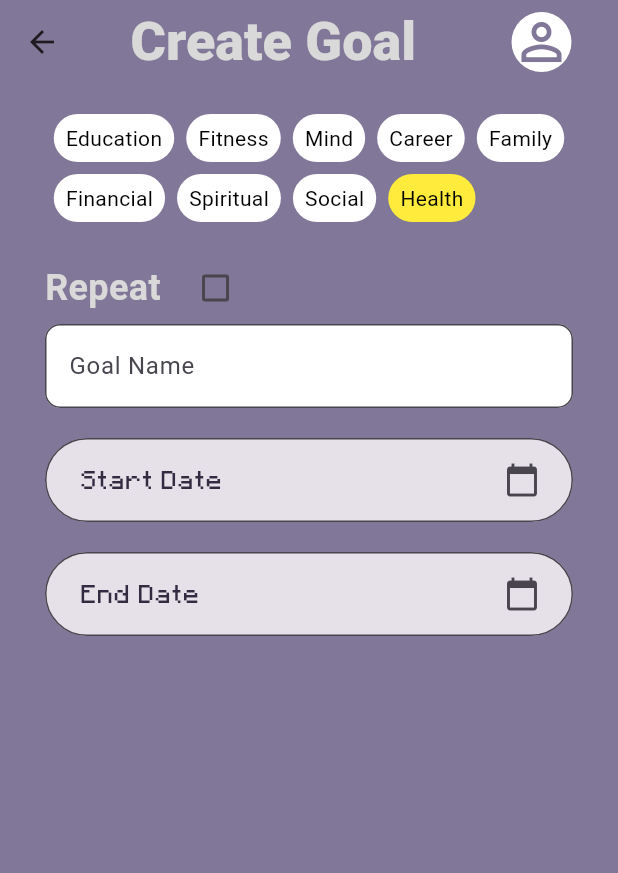
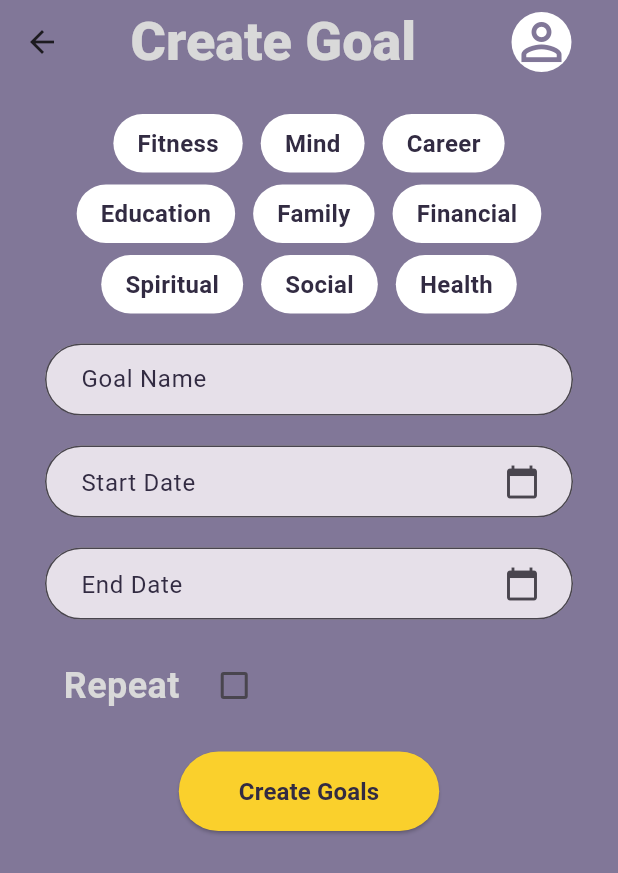
Before and after one commit to DanWernerUT/GitGud, a Flutter app: the CreateGoalPage screen opened directly, on a phone screen of 412 x 824 dp. Shown: the top 873 px of the screen. Run offline on Flutter 3.47's test engine with Material 3 defaults, Android fonts, the phone set to English and light mode, and no system bars; drawn by our look-alikes of date_field; our stand-ins replace flutter_svg, sqflite; accounts and stored records are empty; Roboto replaces fonts that are missing (Raleway-Bold, Raleway-ExtraBold).

Commit message:
Got goals and create goal pages somewhat working, they just need database implementation now

```diff
--- a/hive_goals_flutter/lib/main.dart
+++ b/hive_goals_flutter/lib/main.dart
@@ -1,10 +1,11 @@
 import 'package:flutter/material.dart';
 import 'package:hive_goals_flutter/res/hive_colors.dart';
-// import 'package:hive_goals_flutter/pages/splash.dart';
 import 'package:hive_goals_flutter/pages/home.dart';
 import 'package:hive_goals_flutter/pages/goals.dart';
 import 'package:hive_goals_flutter/widgets/bottom_nav.dart';
 import 'package:hive_goals_flutter/pages/create_goal.dart';
+import 'package:hive_goals_flutter/services/app_state.dart';
+
 void main() {
   WidgetsFlutterBinding.ensureInitialized();
   runApp(const HiveGoals());
@@ -14,10 +15,11 @@
   const HiveGoals({super.key});
 
   @override
-  _HiveGoalsState createState() => _HiveGoalsState();
+  State<HiveGoals> createState() => _HiveGoalsState();
 }
 
 class _HiveGoalsState extends State<HiveGoals> {
+
   int _selectedIndex = 0;  // Default selected index is 0 (home page)
 
   // Define a method to change screen based on the selected index
@@ -27,26 +29,37 @@
     });
   }
 
-  // Method to build screens based on selected tab index
+  @override
+  void initState() {
+    super.initState();
+    AppState().changeTabCallback = _onTabTapped;
+  }
+
+
   Widget _buildScreenForIndex(int index) {
     switch (index) {
       case 0:
-        return Center(child: Text('Connections Page'));
+        return const Center(child: Text('Connections Page'));
       case 1:
-        return Center(child: Text('Messages Page'));
+        return const Center(child: Text('Messages Page'));
       case 2:
-        return Center(child: Text('Create Goal Screen'));
+        return const Center(child: Text('Create Goal Screen'));
+      case 3:
+        // Calendar menu itself
+        return const Center(child: Text('Calendar Menu'));
       case 4:
-        return Center(child: Text('View Calendar'));
+        return const Center(child: Text('View Calendar'));
       case 5:
-        return Center(child: Text('Create Event'));
+        return const Center(child: Text('Create Event'));
+      case 6:
+        // Goals menu itself
+        return const Center(child: Text('Goals Menu'));
       case 7:
-        return CreateGoalPage();
-        // return Center(child: Text('Create Goal'));
+        return const CreateGoalPage();
       case 8:
-        return UserGoalPage();
+        return const UserGoalPage();
       default:
-        return MyHomePage(title: 'Hive Goals Home');
+        return const MyHomePage(title: 'Hive Goals Home');
     }
   }
 
@@ -68,14 +81,8 @@
       },
       home: Builder(
         builder: (context) {
-          // Using Builder to get the correct context for MediaQuery
           return Scaffold(
             backgroundColor: HiveColors.background,
-            // appBar: AppBar(
-            //   backgroundColor: HiveColors.platinum,
-            //   title: Text('Hive Goals'),
-            // ),
-            // The body now fills the entire space beneath the AppBar
             body: Stack(
               children: [
                 // Your page content
@@ -93,8 +100,6 @@
                 ),
               ],
             ),
-            // Remove the bottomNavigationBar property from Scaffold
-            // bottomNavigationBar: null,
           );
         }
       ),
--- a/hive_goals_flutter/lib/pages/create_goal.dart
+++ b/hive_goals_flutter/lib/pages/create_goal.dart
@@ -4,6 +4,7 @@ import 'package:hive_goals_flutter/widgets/top_nav.dart';
 import 'package:hive_goals_flutter/res/hive_colors.dart';
 import 'package:hive_goals_flutter/res/hive_style.dart';
 import 'package:date_field/date_field.dart';
+import 'package:hive_goals_flutter/services/app_state.dart';
 
 class CreateGoalPage extends StatefulWidget {
   const CreateGoalPage({super.key});
@@ -19,6 +20,7 @@ class CreateGoalPageState extends State<CreateGoalPage> {
   bool monthly = false;
   bool custom = false;
   DateTime? selectedStartDate;
+  Set<String> selectedCategories = {}; // Default selected category
 
   @override
   Widget build(BuildContext context) {
@@ -27,66 +29,40 @@ class CreateGoalPageState extends State<CreateGoalPage> {
       backgroundColor: HiveColors.background,
       appBar: TopAppBar(title: "Create Goal"),
       body: SingleChildScrollView(
+        child: Padding(
           padding: const EdgeInsets.symmetric(horizontal: 30, vertical: 20),
-
           child: Column(
-          crossAxisAlignment: CrossAxisAlignment.start,
+            crossAxisAlignment: CrossAxisAlignment.center,
             children: [
-            SizedBox (
+              SizedBox(
                 width: contentWidth,
-              child:Column(
-                children: [
-                  Wrap(
-                    spacing: 8.0,
+                child: Wrap(
+                  alignment: WrapAlignment.center,
+                  spacing: 12.0,
                   runSpacing: 8.0,
                   children: [
-                      goalCategory("Education"),
                     goalCategory("Fitness"),
                     goalCategory("Mind"),
                     goalCategory("Career"),
+                    goalCategory("Education"),
                     goalCategory("Family"),
                     goalCategory("Financial"),
                     goalCategory("Spiritual"),
                     goalCategory("Social"),
-                      goalCategory("Health", isSelected: true),
-                    ],
-                  ),
+                    goalCategory("Health"),
                   ],
                 ),
               ),
               SizedBox(height: 20),
-            Row(
-              children: [
-                HiveText.boldBody("Repeat  "),
-                _checkbox("", repeat, (bool? newValue) { setState(() { repeat = newValue!; if (!repeat) { daily = false; weekly = false; monthly = false; custom = false; } }); }),
-              ],
-            ),
-            if(repeat) ...[
-              Column(
-                children: [
-                  Row(
-                    children: [
-                      _checkbox("Daily", daily, (bool? newValue) { setState(() { daily = newValue!; if (daily) { weekly = false; monthly = false; custom = false; } }); }),
-                      SizedBox(width: 25),
-                      _checkbox("Weekly", weekly, (bool? newValue) { setState(() { weekly = newValue!; if (weekly) { daily = false; monthly = false; custom = false; } }); }),
-                    ],
-                  ),
-                  Row(
-                    children: [
-                      _checkbox("Monthly", monthly, (bool? newValue) { setState(() { monthly = newValue!; if (monthly) { daily = false; weekly = false; custom = false; } }); }),
-                      _checkbox("Custom", custom, (bool? newValue) { setState(() { custom = newValue!; if (custom) { daily = false; weekly = false; monthly = false; } }); }),
-                    ],
-                  ),
-                ],
-              ),
-            ],
               TextField(
                 decoration: InputDecoration(
+                  hintStyle: HiveStyle.lightBody.copyWith(color: HiveColors.darkPurple),
+                  filled: true,
+                  contentPadding: EdgeInsets.symmetric(horizontal: 20),
                   hintText: "Goal Name",
-                filled: true,
-                fillColor: Colors.white,
+                  alignLabelWithHint: true,
                   border: OutlineInputBorder(
-                  borderRadius: BorderRadius.circular(10),
+                    borderRadius: BorderRadius.circular(100),
                   ),
                 ),
               ),
@@ -96,9 +72,8 @@ class CreateGoalPageState extends State<CreateGoalPage> {
                   hintText: "Start Date",
                   hintStyle: HiveStyle.lightBody.copyWith(color: HiveColors.darkPurple),
                   filled: true,
-                contentPadding: EdgeInsets.symmetric(vertical: 16, horizontal: 20),
+                  contentPadding: EdgeInsets.symmetric(horizontal: 20),
                   suffixIcon: Padding(padding: EdgeInsets.only(right: 20), child: Icon(Icons.calendar_today)),
-                alignLabelWithHint: true,
                   border: OutlineInputBorder(
                     borderRadius: BorderRadius.circular(100),
                   ),
@@ -113,9 +88,8 @@ class CreateGoalPageState extends State<CreateGoalPage> {
                   hintText: "End Date",
                   hintStyle: HiveStyle.lightBody.copyWith(color: HiveColors.darkPurple),
                   filled: true,
-                contentPadding: EdgeInsets.symmetric(vertical: 16, horizontal: 20),
+                  contentPadding: EdgeInsets.symmetric(horizontal: 20),
                   suffixIcon: Padding(padding: EdgeInsets.only(right: 20), child: Icon(Icons.calendar_today)),
-                alignLabelWithHint: true,
                   border: OutlineInputBorder(
                     borderRadius: BorderRadius.circular(100),
                   ),
@@ -124,139 +98,122 @@ class CreateGoalPageState extends State<CreateGoalPage> {
                   selectedStartDate = value;
                 },
               ),
+              SizedBox(height: 20),
+              Row(
+                children: [
+                  HiveText.boldBody("  Repeat  "),
+                  _checkbox("", repeat, (bool? newValue) {
+                    setState(() {
+                      repeat = newValue!;
+                      if (!repeat) { daily = false; weekly = false; monthly = false; custom = false; }
+                    });
+                  }),
                 ],
               ),
-      )
+              if (repeat)
+                Column(
+                  children: [
+                    Row(
+                      mainAxisAlignment: MainAxisAlignment.spaceBetween,
+                      children: [
+                        Expanded(child: _checkbox("Daily", daily, (bool? newValue) {
+                          setState(() {
+                            daily = newValue!;
+                            if (daily) { weekly = false; monthly = false; custom = false; }
+                          });
+                        })),
+                        SizedBox(width: 20), // Adds space between checkboxes
+                        Expanded(child: _checkbox("Weekly", weekly, (bool? newValue) {
+                          setState(() {
+                            weekly = newValue!;
+                            if (weekly) { daily = false; monthly = false; custom = false; }
+                          });
+                        })),
+                      ],
+                    ),
+                    SizedBox(height: 10), // Space between rows
+                    Row(
+                      mainAxisAlignment: MainAxisAlignment.spaceBetween,
+                      children: [
+                        Expanded(child: _checkbox("Monthly", monthly, (bool? newValue) {
+                          setState(() {
+                            monthly = newValue!;
+                            if (monthly) { daily = false; weekly = false; custom = false; }
+                          });
+                        })),
+                        SizedBox(width: 20), // Adds space between checkboxes
+                        Expanded(child: _checkbox("Custom", custom, (bool? newValue) {
+                          setState(() {
+                            custom = newValue!;
+                            if (custom) { daily = false; weekly = false; monthly = false; }
+                          });
+                        })),
+                      ],
+                    ),
+                    if (custom) ...[
+                      SizedBox(height: 20),
+                      TextField(
+                        decoration: InputDecoration(
+                          hintText: "Enter custom repeat interval",
+                          hintStyle: HiveStyle.lightBody.copyWith(color: HiveColors.darkPurple),
+                          filled: true,
+                          contentPadding: EdgeInsets.symmetric(vertical: 8, horizontal: 20),
+                          border: OutlineInputBorder(
+                            borderRadius: BorderRadius.circular(10),
+                          ),
+                        ),
+                      ),
+                    ],
+                  ],
+                ),
+              SizedBox(height: 20),
+              Center(
+                child: ElevatedButton(
+                  style: ElevatedButton.styleFrom(
+                    backgroundColor: HiveColors.yellow,
+                    padding: EdgeInsets.symmetric(horizontal: 40, vertical: 15),
+                  ),
+                  onPressed: () {AppState().changeTabCallback?.call(8);},
+                  child: HiveText(title: "Create Goals", style: HiveStyle.boldBody.copyWith(color: HiveColors.darkPurple))
+                ),
+              ),
+              SizedBox(height: 80),
+            ],
+          ),
+        ),
+      ),
     );
   }
 
   Widget _checkbox(String label, bool value, Function(bool?) onChanged) {
     return Row(
       children: [
-        Checkbox(value: value, onChanged: onChanged, activeColor: Colors.yellow),
+        Checkbox(value: value, onChanged: onChanged, activeColor: HiveColors.yellow),
         HiveText(title: label, style: HiveStyle.boldBody.copyWith(color: HiveColors.platinum)),
       ],
     );
   }
 
-  Widget goalCategory(String title, {bool isSelected = false}) {
-    return Container(
-      padding: EdgeInsets.symmetric(horizontal: 8, vertical: 6),
+  Widget goalCategory(String title) {
+    bool isSelected = selectedCategories.contains(title);
+    return GestureDetector(
+      onTap: () {
+        setState(() {
+          if (isSelected) {
+            selectedCategories.remove(title);
+          } else {
+            selectedCategories.add(title);
+          }
+        });
+      },
+      child: Container(
+        padding: EdgeInsets.symmetric(horizontal: 16, vertical: 8),
         decoration: BoxDecoration(
-        color: isSelected ? Colors.yellow : Colors.white,
+          color: isSelected ? HiveColors.yellow : Colors.white,
           borderRadius: BorderRadius.circular(20),
         ),
-      child: Text(title, style: TextStyle(color: Colors.black)),
+        child: HiveText(title: title, style: HiveStyle.boldBody.copyWith(color: HiveColors.darkPurple))
+      ),
     );
   }
-  //   return Scaffold(
-  //     backgroundColor: HiveColors.background,
-  //     appBar: AppBar(
-  //       backgroundColor: Colors.transparent,
-  //       elevation: 0,r
-  //         "Create Goal",
-  //         style: TextStyle(color: Colors.white, fontSize: 24),
-  //       ),
-  //       centerTitle: true,
-  //       iconTheme: IconThemeData(color: Colors.white),
-  //     ),
-  //     body: Padding(
-  //       padding: EdgeInsets.all(16.0),
-  //       child: Column(
-  //         crossAxisAlignment: CrossAxisAlignment.start,
-  //         children: [
-  //           Wrap(
-  //             spacing: 8.0,
-  //             runSpacing: 8.0,
-  //             children: [
-  //               _goalCategory("Education"),
-  //               _goalCategory("Fitness"),
-  //               _goalCategory("Mind"),
-  //               _goalCategory("Career"),
-  //               _goalCategory("Family"),
-  //               _goalCategory("Financial"),
-  //               _goalCategory("Spiritual"),
-  //               _goalCategory("Social"),
-  //               _goalCategory("Health", isSelected: true),
-  //             ],
-  //           ),
-  //           SizedBox(height: 20),
-  //           Text("Goal Name:", style: TextStyle(color: Colors.white)),
-  //           TextField(
-  //             decoration: InputDecoration(
-  //               hintText: "Go to the Gym 3x",
-  //               filled: true,
-  //               fillColor: Colors.white,
-  //               border: OutlineInputBorder(
-  //                 borderRadius: BorderRadius.circular(10),
-  //               ),
-  //             ),
-  //           ),
-  //           SizedBox(height: 20),
-  //           Text("Start:", style: TextStyle(color: Colors.white)),
-  //           _dateField("March 10, 2025"),
-  //           SizedBox(height: 10),
-  //           Text("End:", style: TextStyle(color: Colors.white)),
-  //           _dateField("March 10, 2026"),
-  //           SizedBox(height: 20),
-  //           Text("Repeat:", style: TextStyle(color: Colors.white)),
-  //           Row(
-  //             children: [
-  //               _checkbox("Daily", daily, (value) => setState(() => daily = value!)),
-  //               _checkbox("Weekly", weekly, (value) => setState(() => weekly = value!)),
-  //             ],
-  //           ),
-  //           Row(
-  //             children: [
-  //               _checkbox("Monthly", monthly, (value) => setState(() => monthly = value!)),
-  //               _checkbox("Custom", custom, (value) => setState(() => custom = value!)),
-  //             ],
-  //           ),
-  //           Spacer(),
-  //           Center(
-  //             child: ElevatedButton(
-  //               style: ElevatedButton.styleFrom(
-  //                 backgroundColor: Colors.yellow,
-  //                 padding: EdgeInsets.symmetric(horizontal: 40, vertical: 15),
-  //               ),
-  //               onPressed: () {},
-  //               child: Text("Create Goal", style: TextStyle(color: Colors.black, fontSize: 16)),
-  //             ),
-  //           ),
-  //         ],
-  //       ),
-  //     ),
-  //   );
-  // }
-
-  // Widget _goalCategory(String title, {bool isSelected = false}) {
-  //   return Container(
-  //     padding: EdgeInsets.symmetric(horizontal: 12, vertical: 8),
-  //     decoration: BoxDecoration(
-  //       color: isSelected ? Colors.yellow : Colors.white,
-  //       borderRadius: BorderRadius.circular(20),
-  //     ),
-  //     child: Text(title, style: TextStyle(color: Colors.black)),
-  //   );
-  // }
-
-  // Widget _dateField(String text) {
-  //   return Container(
-  //     padding: EdgeInsets.all(12),
-  //     decoration: BoxDecoration(
-  //       color: Colors.white,
-  //       borderRadius: BorderRadius.circular(10),
-  //     ),
-  //     child: Text(text, style: TextStyle(color: Colors.black)),
-  //   );
-  // }
-
-  // Widget _checkbox(String label, bool value, Function(bool?) onChanged) {
-  //   return Row(
-  //     children: [
-  //       Checkbox(value: value, onChanged: onChanged, activeColor: Colors.yellow),
-  //       Text(label, style: TextStyle(color: Colors.white)),
-  //     ],
-    // );
-
 }
--- a/hive_goals_flutter/lib/res/hive_style.dart
+++ b/hive_goals_flutter/lib/res/hive_style.dart
@@ -1,10 +1,10 @@
 import 'package:flutter/material.dart';
 
 class HiveStyle {
-  static const TextStyle   lightBody = TextStyle(fontFamily: 'Mojangles', fontSize: 16, fontWeight: FontWeight.w400);
-  static const TextStyle    boldBody = TextStyle(fontFamily: 'Mojangles', fontSize: 16, fontWeight: FontWeight.bold);
-  static const TextStyle   subHeader = TextStyle(fontFamily: 'Mojangles', fontSize: 24, fontWeight: FontWeight.w400);
-  static const TextStyle normalTitle = TextStyle(fontFamily: 'Mojangles', fontSize: 36, fontWeight: FontWeight.w500);
-  static const TextStyle   boldTitle = TextStyle(fontFamily: 'Mojangles', fontSize: 40, fontWeight: FontWeight.bold);
-  static const TextStyle     caption = TextStyle(fontFamily: 'Mojangles', fontSize: 16, fontWeight: FontWeight.w300);
+  static const TextStyle   lightBody = TextStyle(fontFamily: 'Raleway-ExtraBold', fontSize: 16, fontWeight: FontWeight.w400);
+  static const TextStyle    boldBody = TextStyle(fontFamily: 'Raleway-ExtraBold', fontSize: 16, fontWeight: FontWeight.bold);
+  static const TextStyle   subHeader = TextStyle(fontFamily: 'Raleway-ExtraBold', fontSize: 24, fontWeight: FontWeight.w400);
+  static const TextStyle normalTitle = TextStyle(fontFamily: 'Raleway-ExtraBold', fontSize: 36, fontWeight: FontWeight.w500);
+  static const TextStyle   boldTitle = TextStyle(fontFamily: 'Raleway-ExtraBold', fontSize: 40, fontWeight: FontWeight.bold);
+  static const TextStyle     caption = TextStyle(fontFamily: 'Raleway-ExtraBold', fontSize: 16, fontWeight: FontWeight.w300);
 }
--- a/hive_goals_flutter/lib/res/hive_text.dart
+++ b/hive_goals_flutter/lib/res/hive_text.dart
@@ -22,8 +22,8 @@ class HiveText extends StatelessWidget {
 
   static Text   lightBody(String title, {Key? key, Color? color}) {return Text(title, key: key, style: TextStyle(fontFamily: 'Raleway-ExtraBold', fontSize: 16, fontWeight: FontWeight.w400, color: color ?? HiveColors.platinum,),);}
   static Text    boldBody(String title, {Key? key, Color? color}) {return Text(title, key: key, style: TextStyle(fontFamily: 'Raleway-ExtraBold', fontSize: 24, fontWeight: FontWeight.w600, color: color ?? HiveColors.platinum),);}
-  static Text   subHeader(String title, {Key? key, Color? color}) {return Text(title, key: key, style: TextStyle(fontFamily: 'Mojangles', fontSize: 24, fontWeight: FontWeight.w400, color: color ?? HiveColors.platinum),);}
+  static Text   subHeader(String title, {Key? key, Color? color}) {return Text(title, key: key, style: TextStyle(fontFamily: 'Raleway-ExtraBold', fontSize: 24, fontWeight: FontWeight.w400, color: color ?? HiveColors.platinum),);}
   static Text normalTitle(String title, {Key? key, Color? color}) {return Text(title, key: key, style: TextStyle(fontFamily: 'Raleway-Bold', fontSize: 36, fontWeight: FontWeight.w900, color: color ?? HiveColors.platinum,),);}
   static Text   boldTitle(String title, {Key? key, Color? color}) {return Text(title, key: key, style: TextStyle(fontFamily: 'Raleway-ExtraBold', fontSize: 40, fontWeight: FontWeight.w900, color: color ?? HiveColors.platinum,),);}
-  static Text     caption(String title, {Key? key, Color? color}) {return Text(title, key: key, style: TextStyle(fontFamily: 'Mojangles', fontSize: 14, fontWeight: FontWeight.w400, color: color ?? HiveColors.platinum,),);}
+  static Text     caption(String title, {Key? key, Color? color}) {return Text(title, key: key, style: TextStyle(fontFamily: 'Raleway-ExtraBold', fontSize: 14, fontWeight: FontWeight.w400, color: color ?? HiveColors.platinum,),);}
 }
--- /dev/null
+++ b/hive_goals_flutter/lib/services/app_state.dart
@@ -0,0 +1,11 @@
+class AppState {
+  static final AppState _instance = AppState._internal();
+
+  factory AppState() {
+    return _instance;
+  }
+
+  AppState._internal();
+
+  Function(int)? changeTabCallback;
+}
```
Also changed, not shown: hive_goals_flutter/lib/pages/goals.dart (+7 -14 lines), hive_goals_flutter/lib/pages/home.dart (+5 -5 lines), hive_goals_flutter/pubspec.yaml (+17 -17 lines). Lines whose indentation alone changed are shown as unchanged.
